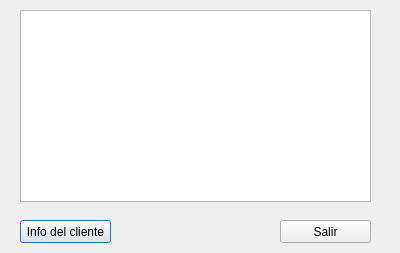
diegomtzm/VivaAvion, file reservashoteles.ui: the form before one commit.
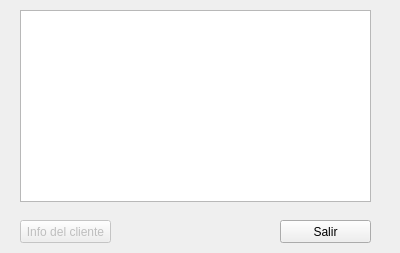
The form after the commit.

The edit to the form file:
```diff
--- a/reservashoteles.ui
+++ b/reservashoteles.ui
@@ -24,6 +24,9 @@
    </property>
   </widget>
   <widget class="QPushButton" name="infoCliente">
+   <property name="enabled">
+    <bool>false</bool>
+   </property>
    <property name="geometry">
     <rect>
      <x>20</x>
```
Left out of the diff: 26 changed lines with no effect on the pictures.
